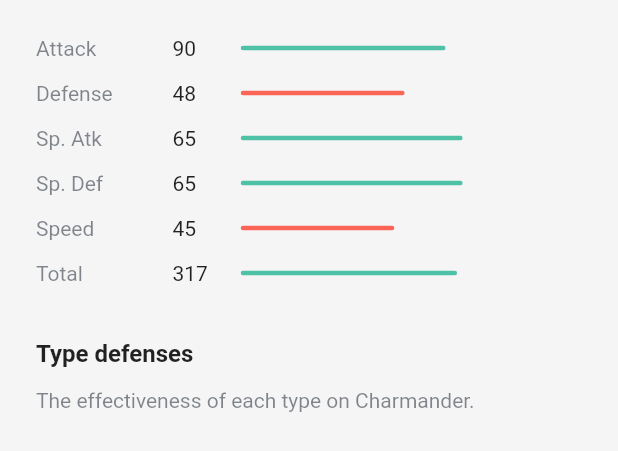
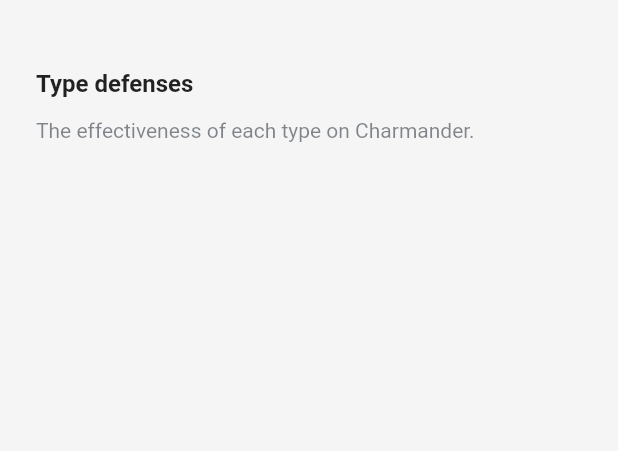
Before and after one commit to vidurasilva/Bang, a Flutter app: the PokemonBaseStats widget shown alone on an empty page, opened directly, on a phone screen of 412 x 824 dp. Shown: the top 451 px of the screen. Run offline on Flutter 3.47's test engine with Material 2 defaults, Android fonts, the phone set to English and light mode, and no system bars; our stand-ins replace bloc, equatable, flutter_bloc, shared_preferences; accounts and stored records are empty; project files that could hold a hidden picture were left out.

Commit message:
bug fixing

```diff
--- a/lib/src/pokemon_info/widgets/tab_base_stats.dart
+++ b/lib/src/pokemon_info/widgets/tab_base_stats.dart
@@ -105,7 +105,7 @@ class _PokemonBaseStatsState extends State<PokemonBaseStats>
           crossAxisAlignment: CrossAxisAlignment.stretch,
           mainAxisSize: MainAxisSize.max,
           children: <Widget>[
-            ..._stats.expand((stat) => [stat, SizedBox(height: 14)]),
+            // ..._stats.expand((stat) => [stat, SizedBox(height: 14)]),
             SizedBox(height: 27),
             Text(
               "Type defenses",
```
